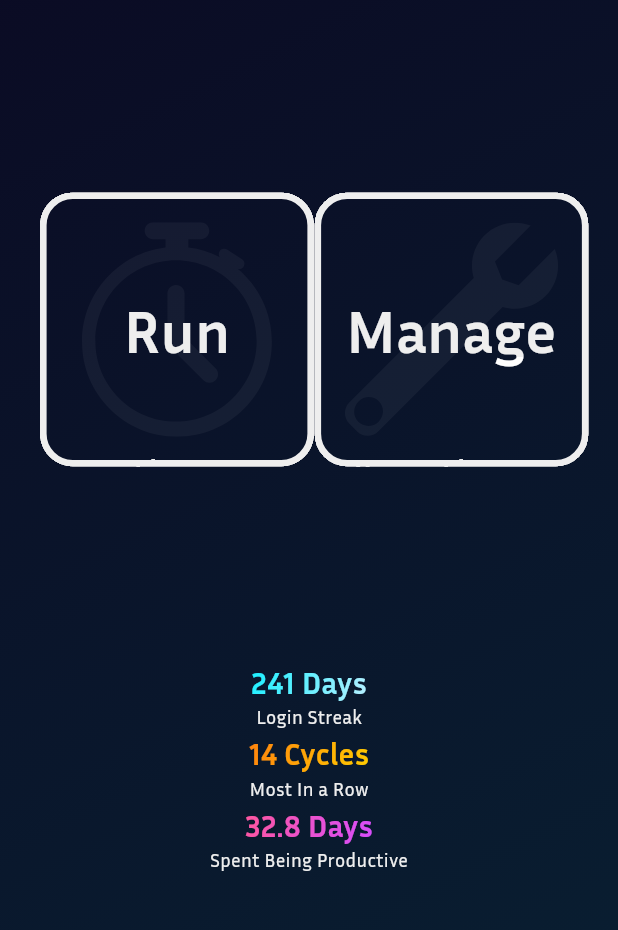
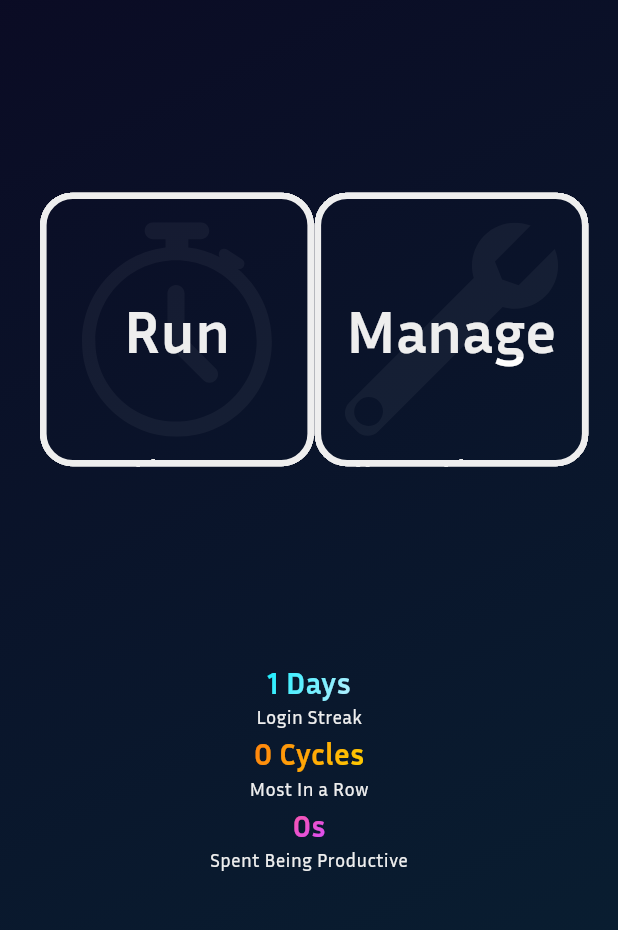
Before and after one commit to Katanasoldier/YourBreak, a Flutter app: the screen it shows after launch, on a phone screen of 412 x 824 dp, the part 251-1181 px from its top. Run offline on Flutter 3.47's test engine with Material 3 defaults, Android fonts, the phone set to English and light mode, and no system bars; our stand-ins replace audioplayers, flutter_screenutil, flutter_svg, hive, hive_flutter, page_transition and 1 more; missing offline and left inert: window_manager; accounts and stored records are empty.

Commit message:
Add `home` stats logic, save stats in `CircularTimer`
## Changes:
### `home`:
- Wraps the stat column in a `ValueListenableBuilder` with it's valueListenable set to `user_stats` box
- Updates each stat's placeholder text with actual data, from `default_user`
### `circular_timer`:
- Adds a `extendWorkPeriodStreak()` method, that increments the local `workPeriodStreak`'s value, then compares it with `default_user`'s stats, and if the local `workPeriodStreak` is bigger, it updates `default_user`
- Adds a save feature in `dispose`, saving the current session's progress to `default_user`.

```diff
--- a/lib/pages/home.dart
+++ b/lib/pages/home.dart
@@ -1,5 +1,8 @@
 import 'package:flutter/material.dart';
+import 'package:hive_flutter/hive_flutter.dart';
 import 'package:yourbreak/helper/page_navigation.dart';
+import 'package:yourbreak/helper/timer_formatters.dart';
+import 'package:yourbreak/models/user_stats_structure/user_stats_structure.dart';
 import 'package:yourbreak/pages/timer_management_pages/timer_management_landing_page.dart';
 import 'package:yourbreak/pages/timer_picker.dart';
 import 'package:yourbreak/pages/timer_runner.dart';
@@ -68,11 +71,17 @@ class Home extends StatelessWidget {
                         children: [
                           FittedBox(
                             fit: BoxFit.contain,
-                            child: Column(
+                            child: ValueListenableBuilder(
+                              valueListenable: Hive.box<UserStatsStructure>("user_stats").listenable(),
+                              builder: (_, userStatsBox, _) {
+
+                                late final UserStatsStructure defaultUser = userStatsBox.get("default_user")!;
+
+                                return Column(
                                   mainAxisAlignment: MainAxisAlignment.center,
                                   children: [
                                     StatText(
-                                  mainText: "241 Days",
+                                      mainText: '${defaultUser.loginStreak} Days',
                                       supportText: "Login Streak",
                                       mainTextGradient: const [
                                         Color(0xFF16EFFF),
@@ -80,7 +89,7 @@ class Home extends StatelessWidget {
                                       ],
                                     ),
                                     StatText(
-                                  mainText: "14 Cycles",
+                                      mainText: "${defaultUser.workPeriodStreak} Cycles",
                                       supportText: "Most In a Row",
                                       mainTextGradient: const [
                                         Color(0xFFFF820E),
@@ -88,7 +97,7 @@ class Home extends StatelessWidget {
                                       ],
                                     ),
                                     StatText(
-                                  mainText: "32.8 Days",
+                                      mainText: formatSeconds(defaultUser.totalProductiveTime),
                                       supportText: "Spent Being Productive",
                                       mainTextGradient: const [
                                         Color(0xFFFF579D),
@@ -96,6 +105,9 @@ class Home extends StatelessWidget {
                                       ],
                                     ),
                                   ],
+                                );
+
+                              }
                             ),
                           ),
                         ],
```
Also changed, not shown: lib/templates/timer_runner_components/circular_timer.dart (+57 -0 lines). Lines whose indentation alone changed are shown as unchanged.
